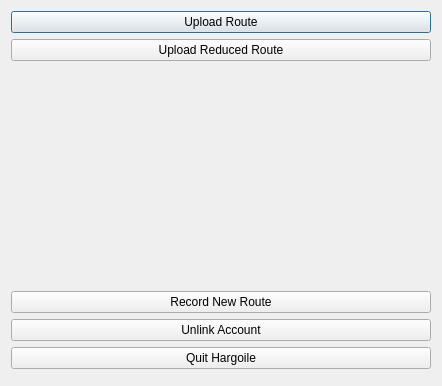
Before: the Qt Designer form gui/qtm/MenuUI.ui in ardhitama/hargoile, drawn with Qt 5.
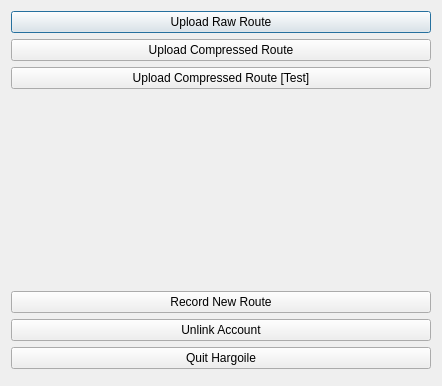
After: the same form once the commit is applied.

Commit message: - Fixed UI stability - Added minimum accuracy test - Added test mode ! RC1

What changed in the file:
```diff
--- a/gui/qtm/MenuUI.ui
+++ b/gui/qtm/MenuUI.ui
@@ -14,20 +14,30 @@
    </rect>
   </property>
   <property name="windowTitle">
-   <string>Menu</string>
+   <string>Hargoile Menu</string>
+  </property>
+  <property name="autoFillBackground">
+   <bool>true</bool>
   </property>
   <layout class="QVBoxLayout" name="verticalLayout">
    <item>
     <widget class="QPushButton" name="routeUploadBtn">
      <property name="text">
-      <string>Upload Route</string>
+      <string>Upload Raw Route</string>
      </property>
     </widget>
    </item>
    <item>
     <widget class="QPushButton" name="reducedRouteUploadBtn">
      <property name="text">
-      <string>Upload Reduced Route</string>
+      <string>Upload Compressed Route</string>
+     </property>
+    </widget>
+   </item>
+   <item>
+    <widget class="QPushButton" name="testRouteUploadBtn">
+     <property name="text">
+      <string>Upload Compressed Route [Test]</string>
      </property>
     </widget>
    </item>
```
Left out of the diff: 5 changed lines with no effect on the pictures. The commit also changes 15 other files.
